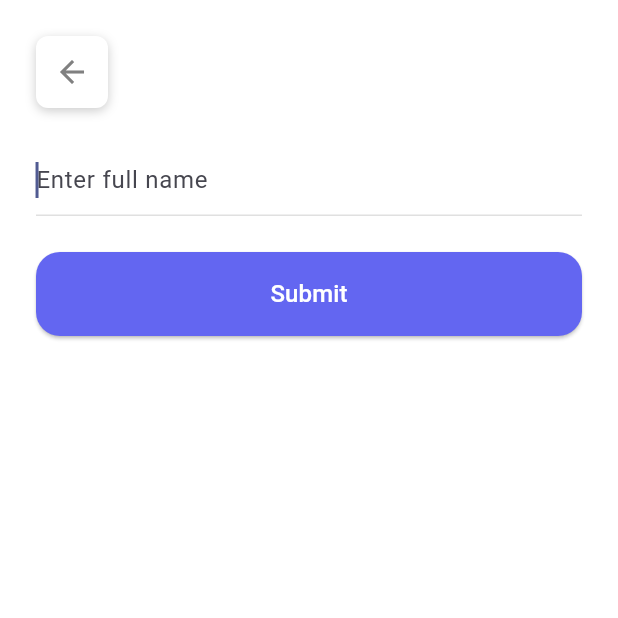
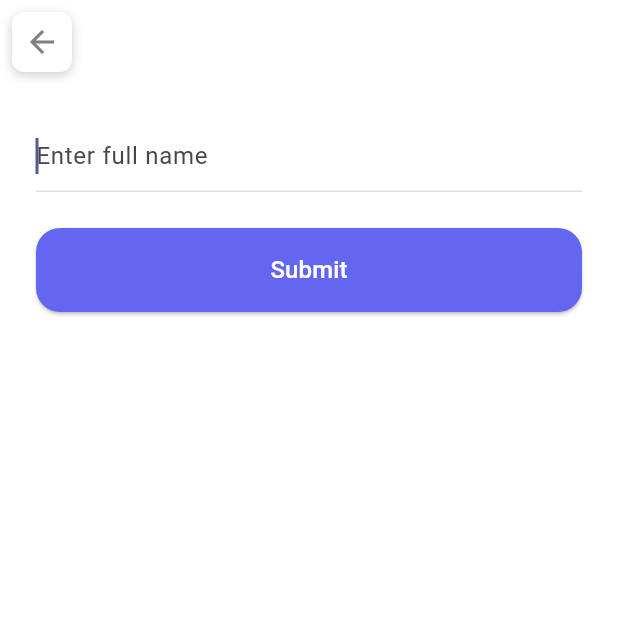
Before and after one commit to Rahul-C-S/product_listing_app, a Flutter app: the NameInputPage screen opened directly with empty values, on a phone screen of 412 x 824 dp, the top half of it. Run offline on Flutter 3.47's test engine with Material 3 defaults, Android fonts, the phone set to English and light mode, and no system bars; our stand-ins replace carousel_slider, flutter_bloc, fpdart, get_it.

Commit message:
Code cleanup and responsiveness updates

```diff
--- a/lib/features/auth/presentation/pages/name_input_page.dart
+++ b/lib/features/auth/presentation/pages/name_input_page.dart
@@ -26,9 +26,30 @@ class _NameInputPageState extends State<NameInputPage> {
     super.dispose();
   }
 
+  EdgeInsets getResponsivePadding() {
+    final screenWidth = MediaQuery.of(context).size.width;
+    if (screenWidth <= 600) {
+      return const EdgeInsets.all(24.0);
+    } else if (screenWidth <= 900) {
+      return const EdgeInsets.symmetric(horizontal: 100.0, vertical: 32.0);
+    } else {
+      return EdgeInsets.symmetric(
+        horizontal: screenWidth * 0.3,
+        vertical: 40.0,
+      );
+    }
+  }
+
   @override
   Widget build(BuildContext context) {
     return Scaffold(
+      appBar: AppBar(
+        leading: Padding(
+          padding: const EdgeInsets.all(8.0),
+          child: const BackBNavButton(),
+        ),
+        backgroundColor: Colors.white,
+      ),
       backgroundColor: Colors.white,
       body: SafeArea(
         child: BlocListener<AuthBloc, AuthState>(
@@ -51,19 +72,18 @@ class _NameInputPageState extends State<NameInputPage> {
                 message: 'Login Successful',
                 type: SnackBarType.success,
               );
-              Navigator.pushReplacement(
+              Navigator.pushAndRemoveUntil(
                 context,
                 MaterialPageRoute(builder: (context) => const NavigationTabs()),
+                (route) => false,
               );
             }
           },
           child: Padding(
-            padding: const EdgeInsets.all(24.0),
+            padding: getResponsivePadding(),
             child: Column(
               crossAxisAlignment: CrossAxisAlignment.start,
               children: [
-                BackBNavButton(),
-                const SizedBox(height: 24),
                 TextField(
                   controller: nameController,
                   decoration: InputDecoration(
--- a/lib/features/home/presentation/pages/wish_list_page.dart
+++ b/lib/features/home/presentation/pages/wish_list_page.dart
@@ -128,8 +128,10 @@ class _WishListPageState extends State<WishListPage> {
                   Expanded(
                     child: Padding(
                       padding: responsivePadding.copyWith(top: 0),
-                      child: ProductGrid(
-                        products: products,
+                      child: SingleChildScrollView(
+                        child: ProductGrid(
+                          products: products,
+                        ),
                       ),
                     ),
                   ),
--- a/lib/main.dart
+++ b/lib/main.dart
@@ -18,7 +18,7 @@ void main() async {
     DeviceOrientation.portraitDown,
   ]);
 
-  // Initialize dependencies and database
+  // Initialize dependencies
   await injectDependencies();
   runApp(
     MultiBlocProvider(
```
Also changed, not shown: lib/core/dependencies/dependencies_main.dart (+0 -8 lines), lib/features/auth/presentation/pages/otp_verification_page.dart (+8 -8 lines), lib/features/home/presentation/widgets/navigation_tabs.dart (+42 -16 lines).
